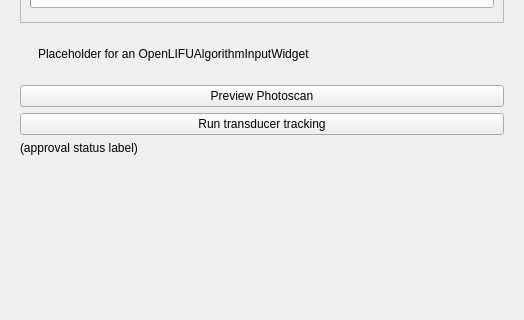
Before: the Qt Designer form OpenLIFUTransducerTracker/Resources/UI/OpenLIFUTransducerTracker.ui in OpenwaterHealth/SlicerOpenLIFU, drawn with Qt 5; both pictures show x 0 to 524 and y 139 to 459 of the 524 by 459 pixel window.
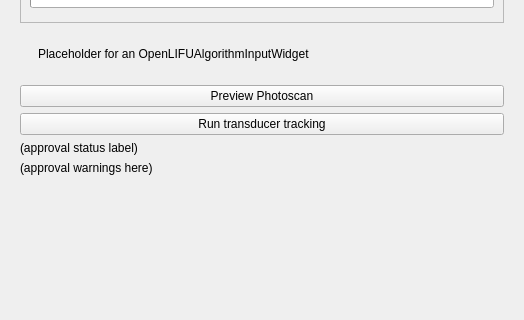
After: the same form once the commit is applied. Custom widgets are drawn as their Qt base class.

Commit message: Disable tracking in guided mode without photoscan approval and add warning (#258)

Patch:
```diff
--- a/OpenLIFUTransducerTracker/Resources/UI/OpenLIFUTransducerTracker.ui
+++ b/OpenLIFUTransducerTracker/Resources/UI/OpenLIFUTransducerTracker.ui
@@ -135,6 +135,13 @@
         </property>
        </widget>
       </item>
+      <item>
+       <widget class="QLabel" name="approvalWarningLabel">
+        <property name="text">
+         <string>(approval warnings here)</string>
+        </property>
+       </widget>
+      </item>
      </layout>
     </widget>
    </item>
```
The commit also changes 1 other file.
